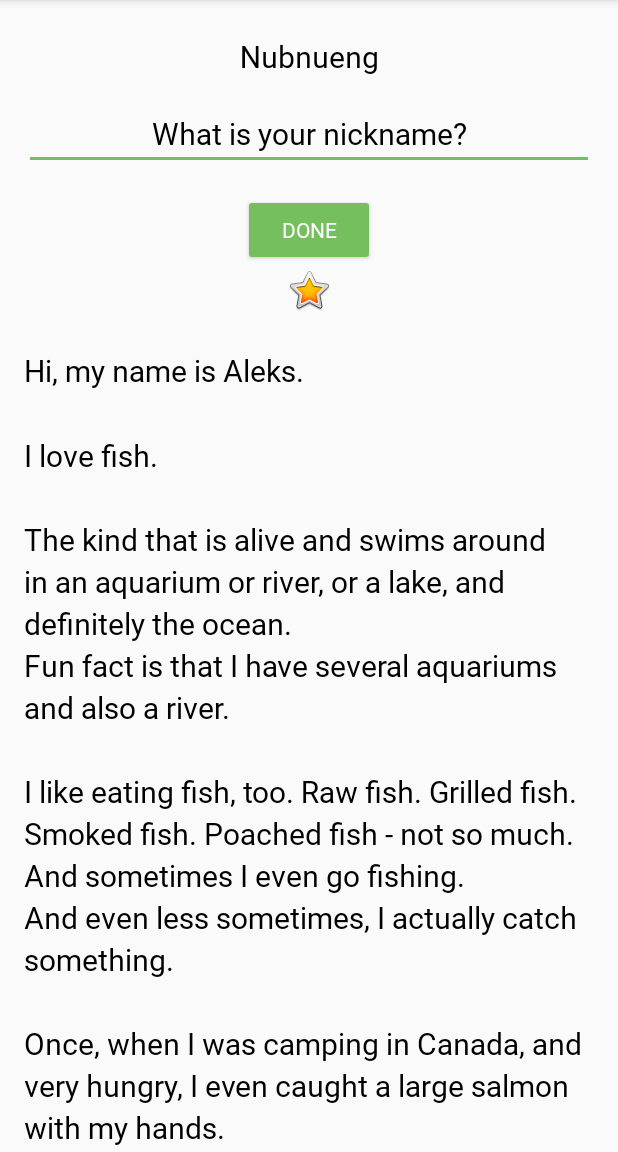
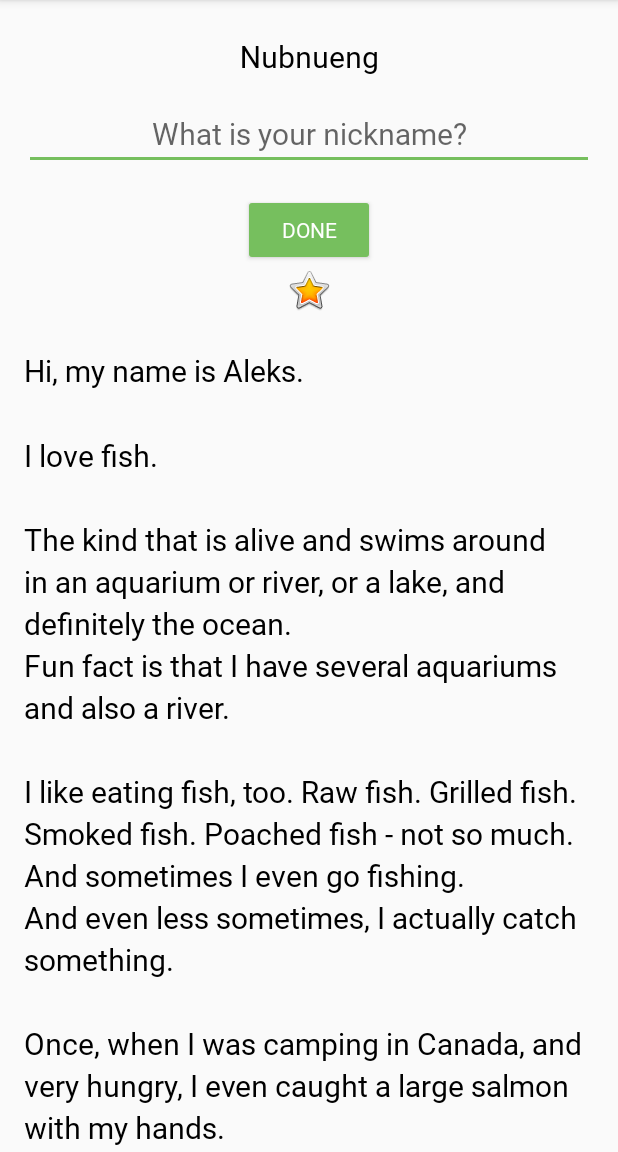
Before and after one commit to nubnuengSitthichok/AboutMe2.2, an Android app: the screen it shows after launch (MainActivity), on a phone screen of 412 x 824 dp, the part 84-1236 px from its top. Run offline under Robolectric (Android 15) with nearby library versions, the phone set to English and light mode, and no system bars.

Commit message:
TextView nickname_text

```diff
--- a/app/src/main/res/layout/activity_main.xml
+++ b/app/src/main/res/layout/activity_main.xml
@@ -19,7 +19,6 @@
             android:layout_width="match_parent"
             android:layout_height="wrap_content"
             android:inputType="textPersonName"
-            android:text="@string/What_is_your_nickname"
             android:ems="10"
             android:id="@+id/nickname_edit" android:hint="@string/What_is_your_nickname"
             android:textAlignment="center" style="@style/NameStyle"/>
@@ -29,6 +28,11 @@
             android:layout_height="wrap_content" android:id="@+id/done_button"
             android:layout_gravity="center_horizontal" style="@style/Widget.AppCompat.Button.Colored"
             android:layout_marginTop="@dimen/Layout_Margin" android:fontFamily="@font/roboto"/>
+    <TextView
+
+            android:layout_width="match_parent"
+            android:layout_height="wrap_content" android:id="@+id/nickname_text" style="@style/NameStyle"
+            android:textAlignment="center" android:visibility="gone"/>
     <ImageView
             android:layout_width="match_parent"
             android:layout_height="wrap_content" app:srcCompat="@android:drawable/btn_star_big_on"
```
